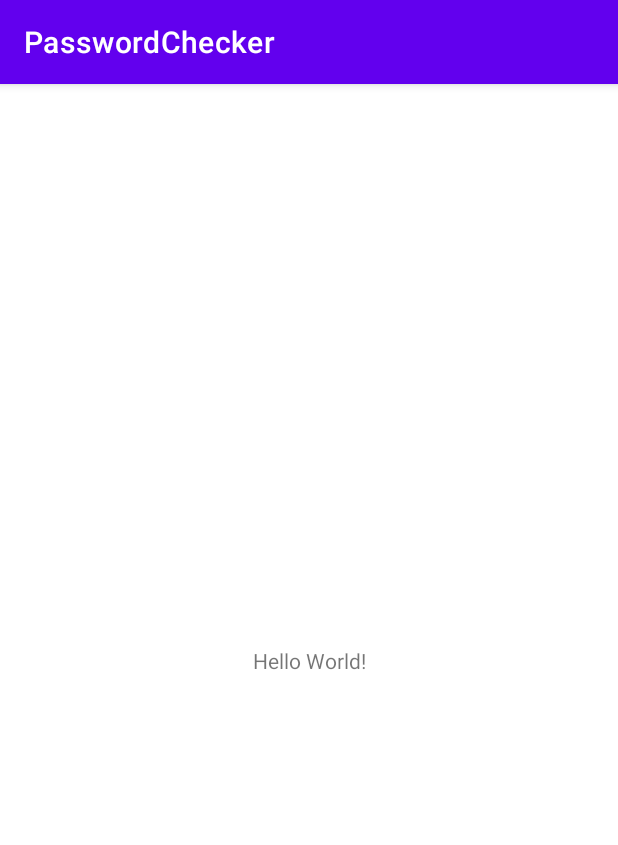
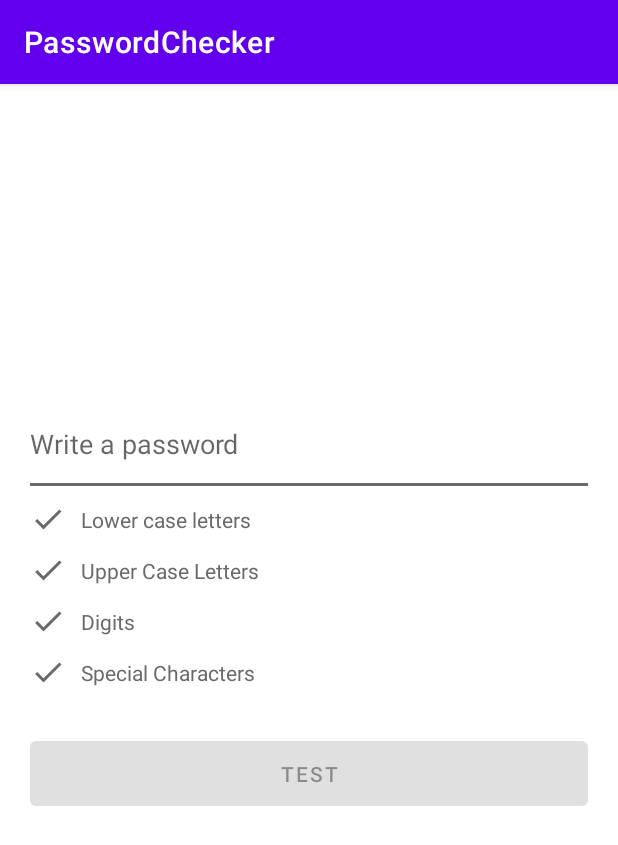
Before and after one commit to GuillemPejo/PasswordChecker, an Android app: the screen it shows after launch (MainActivity before the commit, CheckerActivity after it), on a phone screen of 412 x 824 dp. Shown: the top 845 px of the screen. Run offline under Robolectric (Android 15) with nearby library versions, the phone set to English and light mode, and no system bars.

Commit message:
Adding UI

```diff
--- a/app/src/main/AndroidManifest.xml
+++ b/app/src/main/AndroidManifest.xml
@@ -9,7 +9,7 @@
         android:roundIcon="@mipmap/ic_launcher_round"
         android:supportsRtl="true"
         android:theme="@style/Theme.PasswordChecker">
-        <activity android:name=".MainActivity">
+        <activity android:name=".CheckerActivity">
             <intent-filter>
                 <action android:name="android.intent.action.MAIN" />
 
--- a/app/src/main/java/me/guillem/passwordchecker/MainActivity.kt
+++ b/app/src/main/java/me/guillem/passwordchecker/CheckerActivity.kt
@@ -3,9 +3,9 @@ package me.guillem.passwordchecker
 import androidx.appcompat.app.AppCompatActivity
 import android.os.Bundle
 
-class MainActivity : AppCompatActivity() {
+class CheckerActivity : AppCompatActivity() {
     override fun onCreate(savedInstanceState: Bundle?) {
         super.onCreate(savedInstanceState)
-        setContentView(R.layout.activity_main)
+        setContentView(R.layout.activity_checker)
     }
 }
--- /dev/null
+++ b/app/src/main/java/me/guillem/passwordchecker/PasswordStrengthCalculator.kt
@@ -0,0 +1,7 @@
+package me.guillem.passwordchecker
+
+/**
+ ** Created by Guillem on 10/02/21.
+ */
+class PasswordStrengthCalculator {
+}
--- /dev/null
+++ b/app/src/main/res/drawable/check_ic.xml
@@ -0,0 +1,10 @@
+<vector xmlns:android="http://schemas.android.com/apk/res/android"
+    android:width="24dp"
+    android:height="24dp"
+    android:viewportWidth="24"
+    android:viewportHeight="24"
+    android:tint="?attr/colorControlNormal">
+  <path
+      android:fillColor="@android:color/white"
+      android:pathData="M9,16.17L4.83,12l-1.42,1.41L9,19 21,7l-1.41,-1.41z"/>
+</vector>
--- /dev/null
+++ b/app/src/main/res/layout/activity_checker.xml
@@ -0,0 +1,143 @@
+<?xml version="1.0" encoding="utf-8"?>
+<androidx.constraintlayout.widget.ConstraintLayout xmlns:android="http://schemas.android.com/apk/res/android"
+    xmlns:app="http://schemas.android.com/apk/res-auto"
+    xmlns:tools="http://schemas.android.com/tools"
+    android:layout_width="match_parent"
+    android:layout_height="match_parent"
+    android:padding="20dp"
+    tools:context=".CheckerActivity">
+
+    <EditText
+        android:id="@+id/password_input"
+        android:layout_width="0dp"
+        android:layout_height="40dp"
+        android:layout_marginTop="200dp"
+        android:background="@android:color/transparent"
+        android:ems="10"
+        android:hint="@string/psw"
+        android:inputType="textPassword"
+        app:layout_constraintEnd_toStartOf="@+id/strength_level_txt"
+        app:layout_constraintHorizontal_weight="3"
+        app:layout_constraintStart_toStartOf="parent"
+        app:layout_constraintTop_toTopOf="parent" />
+
+    <TextView
+        android:id="@+id/strength_level_txt"
+        android:layout_width="0dp"
+        android:layout_height="wrap_content"
+        android:layout_marginStart="10dp"
+        android:gravity="center"
+        android:textSize="12sp"
+        app:layout_constraintBottom_toBottomOf="@+id/password_input"
+        app:layout_constraintEnd_toEndOf="parent"
+        app:layout_constraintHorizontal_bias="1.0"
+        app:layout_constraintHorizontal_weight="1"
+        app:layout_constraintStart_toEndOf="@+id/password_input"
+        app:layout_constraintTop_toTopOf="@+id/password_input" />
+
+    <View
+        android:id="@+id/strength_level_indicator"
+        android:layout_width="0dp"
+        android:layout_height="2dp"
+        android:layout_marginTop="6dp"
+        android:background="@color/grey"
+        app:layout_constraintEnd_toEndOf="@+id/strength_level_txt"
+        app:layout_constraintStart_toStartOf="@+id/password_input"
+        app:layout_constraintTop_toBottomOf="@+id/password_input" />
+
+    <Button
+        android:id="@+id/button"
+        android:layout_width="0dp"
+        android:layout_height="55dp"
+        android:layout_marginTop="30dp"
+        android:enabled="false"
+        android:text="@string/test"
+        app:layout_constraintEnd_toEndOf="parent"
+        app:layout_constraintHorizontal_bias="0.333"
+        app:layout_constraintStart_toStartOf="parent"
+        app:layout_constraintTop_toBottomOf="@+id/specialChar_txt" />
+
+    <ImageView
+        android:id="@+id/lowerCase_img"
+        android:layout_width="wrap_content"
+        android:layout_height="wrap_content"
+        android:layout_marginTop="10dp"
+        app:layout_constraintStart_toStartOf="@+id/strength_level_indicator"
+        app:layout_constraintTop_toBottomOf="@+id/strength_level_indicator"
+        app:srcCompat="@drawable/check_ic"
+        app:tint="@color/grey" />
+
+    <TextView
+        android:id="@+id/lowerCase_txt"
+        android:layout_width="wrap_content"
+        android:layout_height="wrap_content"
+        android:layout_marginStart="10dp"
+        android:text="@string/lowercase_letters"
+        android:textColor="@color/grey"
+        app:layout_constraintBottom_toBottomOf="@+id/lowerCase_img"
+        app:layout_constraintStart_toEndOf="@+id/lowerCase_img"
+        app:layout_constraintTop_toTopOf="@+id/lowerCase_img" />
+
+    <ImageView
+        android:id="@+id/upperCase_img"
+        android:layout_width="wrap_content"
+        android:layout_height="wrap_content"
+        android:layout_marginTop="10dp"
+        app:layout_constraintStart_toStartOf="@+id/lowerCase_img"
+        app:layout_constraintTop_toBottomOf="@+id/lowerCase_img"
+        app:srcCompat="@drawable/check_ic"
+        app:tint="@color/grey" />
+
+    <TextView
+        android:id="@+id/upperCase_txt"
+        android:layout_width="wrap_content"
+        android:layout_height="wrap_content"
+        android:layout_marginStart="10dp"
+        android:text="@string/uppercase_letters"
+        android:textColor="@color/grey"
+        app:layout_constraintBottom_toBottomOf="@+id/upperCase_img"
+        app:layout_constraintStart_toEndOf="@+id/upperCase_img"
+        app:layout_constraintTop_toTopOf="@+id/upperCase_img" />
+
+    <ImageView
+        android:id="@+id/digit_img"
+        android:layout_width="wrap_content"
+        android:layout_height="wrap_content"
+        android:layout_marginTop="10dp"
+        app:layout_constraintStart_toStartOf="@+id/upperCase_img"
+        app:layout_constraintTop_toBottomOf="@+id/upperCase_img"
+        app:srcCompat="@drawable/check_ic"
+        app:tint="@color/grey" />
+
+    <TextView
+        android:id="@+id/digit_txt"
+        android:layout_width="wrap_content"
+        android:layout_height="wrap_content"
+        android:layout_marginStart="10dp"
+        android:text="@string/digits"
+        android:textColor="@color/grey"
+        app:layout_constraintBottom_toBottomOf="@+id/digit_img"
+        app:layout_constraintStart_toEndOf="@+id/digit_img"
+        app:layout_constraintTop_toTopOf="@+id/digit_img" />
+
+    <ImageView
+        android:id="@+id/specialChar_img"
+        android:layout_width="wrap_content"
+        android:layout_height="wrap_content"
+        android:layout_marginTop="10dp"
+        app:layout_constraintStart_toStartOf="@+id/digit_img"
+        app:layout_constraintTop_toBottomOf="@+id/digit_img"
+        app:srcCompat="@drawable/check_ic"
+        app:tint="@color/grey" />
+
+    <TextView
+        android:id="@+id/specialChar_txt"
+        android:layout_width="wrap_content"
+        android:layout_height="wrap_content"
+        android:layout_marginStart="10dp"
+        android:text="@string/special_characters"
+        android:textColor="@color/grey"
+        app:layout_constraintBottom_toBottomOf="@+id/specialChar_img"
+        app:layout_constraintStart_toEndOf="@+id/specialChar_img"
+        app:layout_constraintTop_toTopOf="@+id/specialChar_img" />
+</androidx.constraintlayout.widget.ConstraintLayout>
--- a/app/src/main/res/layout/activity_main.xml
+++ /dev/null
@@ -1,18 +0,0 @@
-<?xml version="1.0" encoding="utf-8"?>
-<androidx.constraintlayout.widget.ConstraintLayout xmlns:android="http://schemas.android.com/apk/res/android"
-    xmlns:app="http://schemas.android.com/apk/res-auto"
-    xmlns:tools="http://schemas.android.com/tools"
-    android:layout_width="match_parent"
-    android:layout_height="match_parent"
-    tools:context=".MainActivity">
-
-    <TextView
-        android:layout_width="wrap_content"
-        android:layout_height="wrap_content"
-        android:text="Hello World!"
-        app:layout_constraintBottom_toBottomOf="parent"
-        app:layout_constraintLeft_toLeftOf="parent"
-        app:layout_constraintRight_toRightOf="parent"
-        app:layout_constraintTop_toTopOf="parent" />
-
-</androidx.constraintlayout.widget.ConstraintLayout>
--- a/app/src/main/res/values/colors.xml
+++ b/app/src/main/res/values/colors.xml
@@ -7,4 +7,6 @@
     <color name="teal_700">#FF018786</color>
     <color name="black">#FF000000</color>
     <color name="white">#FFFFFFFF</color>
+    <color name="grey">#6A6A6A</color>
+
 </resources>
--- a/app/src/main/res/values/strings.xml
+++ b/app/src/main/res/values/strings.xml
@@ -1,3 +1,9 @@
 <resources>
     <string name="app_name">PasswordChecker</string>
+    <string name="psw">Write a password</string>
+    <string name="test">test</string>
+    <string name="lowercase_letters">Lower case letters</string>
+    <string name="uppercase_letters">Upper Case Letters</string>
+    <string name="digits">Digits</string>
+    <string name="special_characters">Special Characters</string>
 </resources>
```
